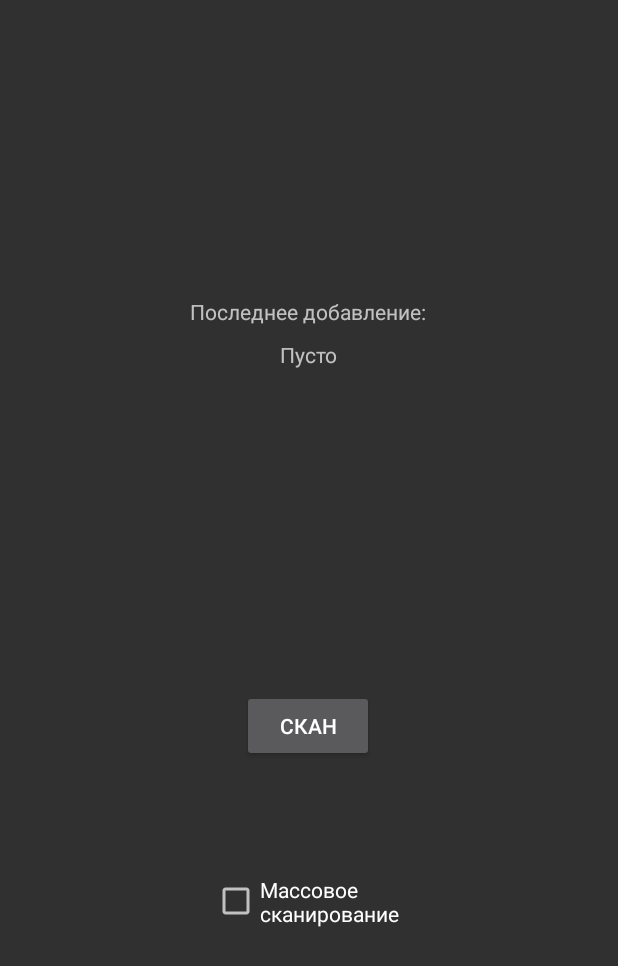
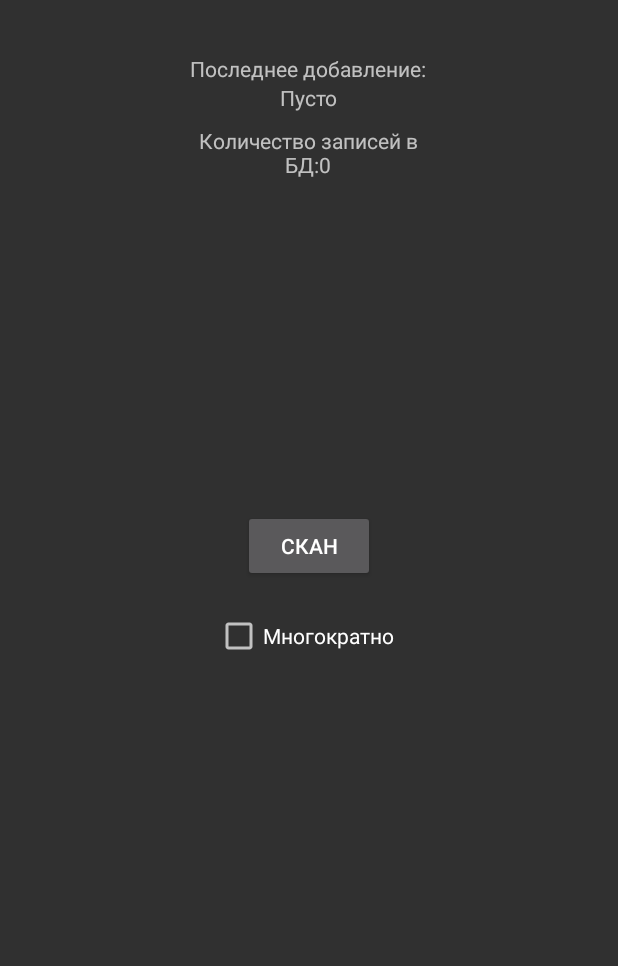
Before and after one commit to essepunto/napitka, an Android app: the screen it shows after launch (MainActivity), after a tap on "ДОБАВИТЬ ЦЕННИКИ", on a phone screen of 412 x 824 dp. Shown: the top 966 px of the screen. Run offline under Robolectric (Android 15) with nearby library versions, the phone set to English and light mode, and no system bars.

Commit message:
доработка

```diff
--- a/app/src/main/java/ru/essepunto/napitka/DatabaseHelper.java
+++ b/app/src/main/java/ru/essepunto/napitka/DatabaseHelper.java
@@ -79,4 +79,18 @@ public class DatabaseHelper extends SQLiteOpenHelper {
         db.execSQL("DELETE FROM " + DatabaseHelper.TABLE_NAME);
         db.execSQL("VACUUM");
     }
+
+        public String getRecordCount() {
+
+            SQLiteDatabase db = this.getReadableDatabase();
+            Cursor cursor = db.rawQuery("SELECT COUNT(*) FROM " + TABLE_NAME, null);
+            cursor.moveToFirst();
+            int count = cursor.getInt(0);
+            cursor.close();
+            return String.valueOf(count);
+
+        }
+
+
+
 }
--- a/app/src/main/java/ru/essepunto/napitka/MainActivity.java
+++ b/app/src/main/java/ru/essepunto/napitka/MainActivity.java
@@ -1,35 +1,20 @@
 package ru.essepunto.napitka;
 
-import android.Manifest;
 import android.annotation.SuppressLint;
-import android.content.DialogInterface;
 import android.content.Intent;
-import android.content.pm.PackageManager;
-import android.database.Cursor;
-import android.graphics.Bitmap;
 import android.graphics.Color;
+import android.graphics.PorterDuff;
 import android.os.Bundle;
-import android.util.Log;
 import android.view.View;
 import android.widget.Button;
-
 import android.widget.CheckBox;
-import android.widget.EditText;
-import android.widget.ImageView;
 import android.widget.TextView;
 import android.widget.Toast;
 
-import androidx.appcompat.app.AlertDialog;
 import androidx.appcompat.app.AppCompatActivity;
-import androidx.core.app.ActivityCompat;
-import androidx.core.content.ContextCompat;
 
-
-import com.google.zxing.BarcodeFormat;
-import com.google.zxing.common.BitMatrix;
 import com.google.zxing.integration.android.IntentIntegrator;
 import com.google.zxing.integration.android.IntentResult;
-import com.google.zxing.qrcode.QRCodeWriter;
 
 import org.json.JSONException;
 import org.json.JSONObject;
@@ -39,7 +24,8 @@ public class MainActivity extends AppCompatActivity  implements View.OnClickList
     CheckBox checkBox;
     DatabaseHelper myDb;
     TextView textView;
-    private static final int MY_PERMISSIONS_REQUEST_READ_EXTERNAL_STORAGE = 1;
+    TextView counterMain;
+
 
 
     @SuppressLint("MissingInflatedId")
@@ -51,42 +37,12 @@ public class MainActivity extends AppCompatActivity  implements View.OnClickList
          checkBox = findViewById(R.id.checkBox);
         myDb = new DatabaseHelper(this);
         textView = findViewById(R.id.textView);
-        MainActivity context = this;
-        String code = null;
-        String apiUrl = "https://lenta.com/api/v2/stores/0033/skus/" + code;
-        APIRequest apiRequest = new APIRequest(MainActivity.this);
-
-        if (ContextCompat.checkSelfPermission(this,
-                Manifest.permission.READ_EXTERNAL_STORAGE)
-                != PackageManager.PERMISSION_GRANTED) {
-
-            // Permission is not granted
-            // Should we show an explanation?
-            if (ActivityCompat.shouldShowRequestPermissionRationale(this,
-                    Manifest.permission.READ_EXTERNAL_STORAGE)) {
-                // Show an explanation to the user *asynchronously* -- don't block
-                // this thread waiting for the user's response! After the user
-                // sees the explanation, try again to request the permission.
-            } else {
-                // No explanation needed; request the permission
-                ActivityCompat.requestPermissions(this,
-                        new String[]{Manifest.permission.READ_EXTERNAL_STORAGE},MY_PERMISSIONS_REQUEST_READ_EXTERNAL_STORAGE);
-
-                // MY_PERMISSIONS_REQUEST_READ_EXTERNAL_STORAGE is an
-                // app-defined int constant. The callback method gets the
-                // result of the request.
-            }
-        } else {
-            // Permission has already been granted
-        }
-
-
-
-
+        counterMain = findViewById(R.id.counter);
 
 
         scanBtn = findViewById(R.id.scanBtn);
         scanBtn.setOnClickListener(this);
+        setCountToTextView();
 
 
     }
@@ -126,7 +82,12 @@ public class MainActivity extends AppCompatActivity  implements View.OnClickList
                             String code = result.getString("code");
                             String title = result.getString("title");
                             myDb.addData(code);
-                            Toast.makeText(MainActivity.this,"Успешно добавлено",Toast.LENGTH_SHORT).show();
+                            Toast toast = Toast.makeText(getApplicationContext(), "Успешно добавлено", Toast.LENGTH_SHORT);
+                            View view = toast.getView();
+                            view.getBackground().setColorFilter(Color.GREEN, PorterDuff.Mode.SRC_IN);
+                            toast.show();
+                            setCountToTextView();
+
                             textView.setText(title);
                             if (checkBox.isChecked()){
                                 scanCode();
@@ -143,9 +104,10 @@ public class MainActivity extends AppCompatActivity  implements View.OnClickList
                         if (checkBox.isChecked()){
                             scanCode();
                         }
-                        Toast.makeText(MainActivity.this, "Ошибка добавления!\nПопробуйте ещё раз", Toast.LENGTH_SHORT).show();
-                        Toast.makeText(MainActivity.this, "Если ошибка повторяется,\nвведите ШК вручную", Toast.LENGTH_LONG).show();
-
+                        Toast toast = Toast.makeText(getApplicationContext(), "Не добавлено!", Toast.LENGTH_SHORT);
+                        View view = toast.getView();
+                        view.getBackground().setColorFilter(Color.RED, PorterDuff.Mode.SRC_IN);
+                        toast.show();
 
 
 
@@ -167,4 +129,16 @@ public class MainActivity extends AppCompatActivity  implements View.OnClickList
             super.onActivityResult(requestCode,resultCode,data);
         }
     }
+    @Override
+    protected void onResume() {
+        super.onResume();
+        setCountToTextView();
+
+    }
+
+    private void setCountToTextView()
+    {
+        String co = myDb.getRecordCount();
+        counterMain.setText("Количество записей в БД:"+co);
+    }
 }
--- a/app/src/main/java/ru/essepunto/napitka/StartActivity.java
+++ b/app/src/main/java/ru/essepunto/napitka/StartActivity.java
@@ -7,22 +7,32 @@ import android.content.Intent;
 import android.os.Bundle;
 import android.view.View;
 import android.widget.Button;
+import android.widget.TextView;
 
 public class StartActivity extends AppCompatActivity {
+
+    DatabaseHelper myDb;
+
+
 
     Button scannerButton;
     Button printButton;
     Button instructionButton;
+    TextView counterStart;
 
     @SuppressLint("MissingInflatedId")
     @Override
     protected void onCreate(Bundle savedInstanceState) {
         super.onCreate(savedInstanceState);
         setContentView(R.layout.start_main);
+        myDb = new DatabaseHelper(this);
 
         scannerButton = (Button) findViewById(R.id.makeButton);
         printButton = (Button) findViewById(R.id.printButton);
         instructionButton = (Button) findViewById(R.id.instructionButton);
+        counterStart = findViewById(R.id.counter);
+        setCountToTextView();
+
         scannerButton.setOnClickListener(new View.OnClickListener() {
 
             @Override
@@ -49,4 +59,16 @@ public class StartActivity extends AppCompatActivity {
         });
 
     }
+    @Override
+    protected void onResume() {
+        super.onResume();
+        setCountToTextView();
+
+    }
+
+    private void setCountToTextView()
+    {
+        String co = myDb.getRecordCount();
+        counterStart.setText("Количество записей в БД:"+co);
+    }
 }
--- a/app/src/main/res/layout/activity_main.xml
+++ b/app/src/main/res/layout/activity_main.xml
@@ -11,49 +11,58 @@
         android:id="@+id/scanBtn"
         android:layout_width="wrap_content"
         android:layout_height="wrap_content"
-        android:layout_marginBottom="316dp"
-        android:text="Скан"
-        app:layout_constraintBottom_toBottomOf="parent"
+        android:layout_marginTop="340dp"
+        android:text="@string/scan"
         app:layout_constraintEnd_toEndOf="parent"
-        app:layout_constraintHorizontal_bias="0.498"
         app:layout_constraintStart_toStartOf="parent"
+        app:layout_constraintTop_toTopOf="parent"
         app:rippleColor="#42A5F5" />
 
     <CheckBox
         android:id="@+id/checkBox"
-        android:layout_width="128dp"
-        android:layout_height="74dp"
-        android:text="Массовое сканирование"
-        app:layout_constraintBottom_toBottomOf="parent"
+        android:layout_width="126dp"
+        android:layout_height="48dp"
+        android:layout_marginTop="12dp"
+        android:text="@string/checkbox"
         app:layout_constraintEnd_toEndOf="parent"
-        app:layout_constraintHorizontal_bias="0.498"
         app:layout_constraintStart_toStartOf="parent"
-        app:layout_constraintTop_toBottomOf="@+id/scanBtn"
-        app:layout_constraintVertical_bias="0.231" />
+        app:layout_constraintTop_toBottomOf="@+id/scanBtn" />
 
     <TextView
         android:id="@+id/textView"
         android:layout_width="wrap_content"
         android:layout_height="wrap_content"
+        android:layout_marginTop="19dp"
         android:gravity="center"
-        android:text="Пусто"
+        android:text="@string/empty"
+        app:layout_constraintEnd_toEndOf="parent"
+        app:layout_constraintHorizontal_bias="0.498"
+        app:layout_constraintStart_toStartOf="parent"
+        app:layout_constraintTop_toTopOf="@+id/textView2" />
+
+    <TextView
+        android:id="@+id/textView2"
+        android:layout_width="wrap_content"
+        android:layout_height="wrap_content"
+        android:text="@string/last_add"
         app:layout_constraintBottom_toTopOf="@+id/scanBtn"
         app:layout_constraintEnd_toEndOf="parent"
         app:layout_constraintHorizontal_bias="0.498"
         app:layout_constraintStart_toStartOf="parent"
         app:layout_constraintTop_toTopOf="parent"
-        app:layout_constraintVertical_bias="0.514" />
+        app:layout_constraintVertical_bias="0.112" />
 
     <TextView
-        android:id="@+id/textView2"
-        android:layout_width="wrap_content"
-        android:layout_height="wrap_content"
-        android:text="Последнее добавление:"
-        app:layout_constraintBottom_toTopOf="@+id/textView"
+        android:id="@+id/counter"
+        android:layout_width="179dp"
+        android:layout_height="100dp"
+        android:text="TextView"
+        android:textAlignment="center"
+        app:layout_constraintBottom_toTopOf="@+id/scanBtn"
         app:layout_constraintEnd_toEndOf="parent"
         app:layout_constraintHorizontal_bias="0.498"
         app:layout_constraintStart_toStartOf="parent"
-        app:layout_constraintTop_toTopOf="parent"
-        app:layout_constraintVertical_bias="0.956" />
+        app:layout_constraintTop_toBottomOf="@+id/textView"
+        app:layout_constraintVertical_bias="0.055" />
 
 </androidx.constraintlayout.widget.ConstraintLayout>
--- a/app/src/main/res/values-night/strings.xml
+++ b/app/src/main/res/values-night/strings.xml
@@ -2,4 +2,10 @@
 <resources>
     <string name="make">Добавить ценники</string>
     <string name="instructionButton">Инструкция</string>
+    <string name="search">Поиск</string>
+    <string name="checkbox">Многократно</string>
+    <string name="scan">Скан</string>
+    <string name="empty">Пусто</string>
+    <string name="last_add">Последнее добавление:</string>
+    <string name="input_barcode">Введите ШК</string>
 </resources>
--- a/app/src/main/res/values/strings.xml
+++ b/app/src/main/res/values/strings.xml
@@ -19,4 +19,10 @@
     </string>
     <string name="attachment_summary_off">Only download attachments when manually requested</string>
     <string name="instructionButton">Инструкция</string>
+    <string name="search">Поиск</string>
+    <string name="checkbox">Многократно</string>
+    <string name="scan">Скан</string>
+    <string name="empty">Пусто</string>
+    <string name="last_add">Последнее добавление:</string>
+    <string name="input_barcode">Введите ШК</string>
 </resources>
```
Also changed, not shown: app/src/main/java/ru/essepunto/napitka/PrintActivity.java (+17 -4 lines), app/src/main/java/ru/essepunto/napitka/instruction.java (+8 -1 lines), app/src/main/res/layout/start_main.xml (+11 -0 lines).
